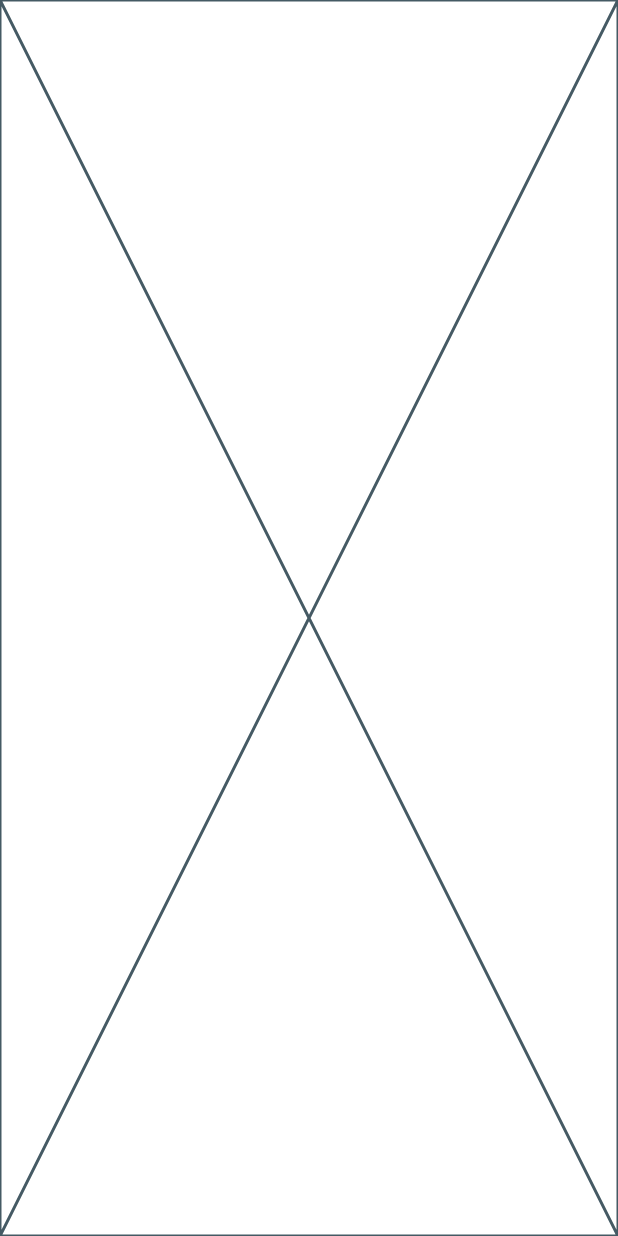
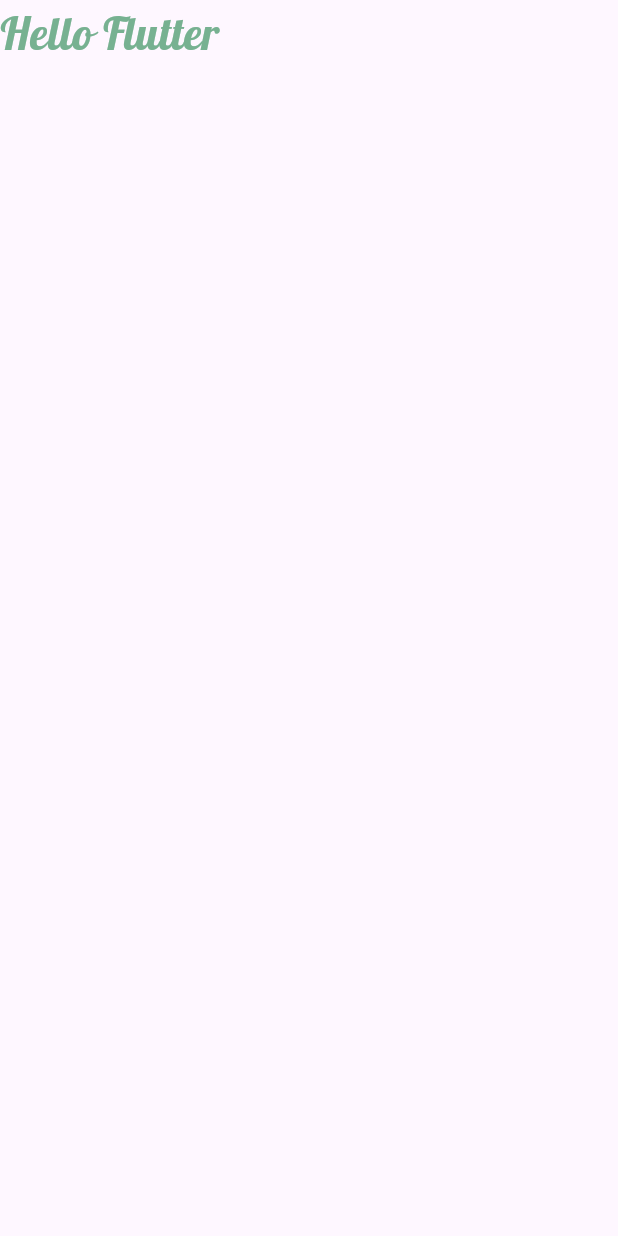
Before and after one commit to dasparmita2003-ops/project_64a, a Flutter app: the screen it shows after launch, on a phone screen of 412 x 824 dp. Run offline on Flutter 3.47's test engine with Material 3 defaults, Android fonts, the phone set to English and light mode, and no system bars; our stand-ins replace google_fonts.

Commit message:
Update HomePage to display styled text
Replaced Placeholder widget with a Scaffold containing a styled text widget.

```diff
--- a/lib/home_page.dart
+++ b/lib/home_page.dart
@@ -1,9 +1,26 @@
 import 'package:flutter/material.dart';
+import 'package:google_fonts/google_fonts.dart';
 
 class HomePage extends StatelessWidget {
   const HomePage({super.key});
+
   @override
   Widget build(BuildContext context) {
-    return const Placeholder();
-  }
+    return Scaffold(
+      body: Text(
+        "Hello Flutter",
+        style: GoogleFonts.lobster(
+         textStyle: TextStyle(
+          fontSize: 30,
+          color: const Color.fromARGB(255, 119, 177, 145),
+        ), //TextStyle
+        ),
+        ),
+        );
+
 }
+
+
+
+
+}
```
